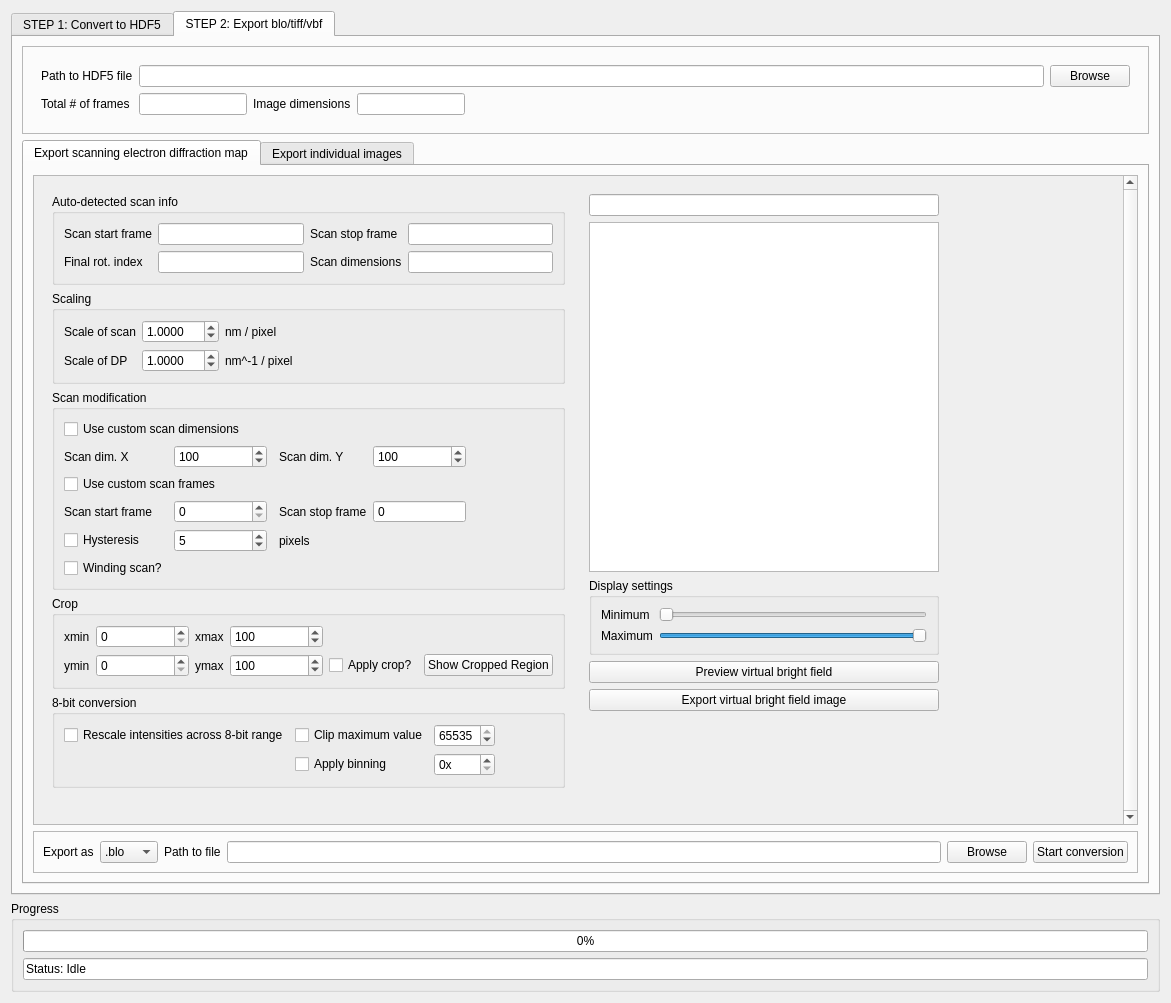
Above: tvipsconverter/widget.ui from harripj/TVIPSconverter before the change. Below: the same form after it.
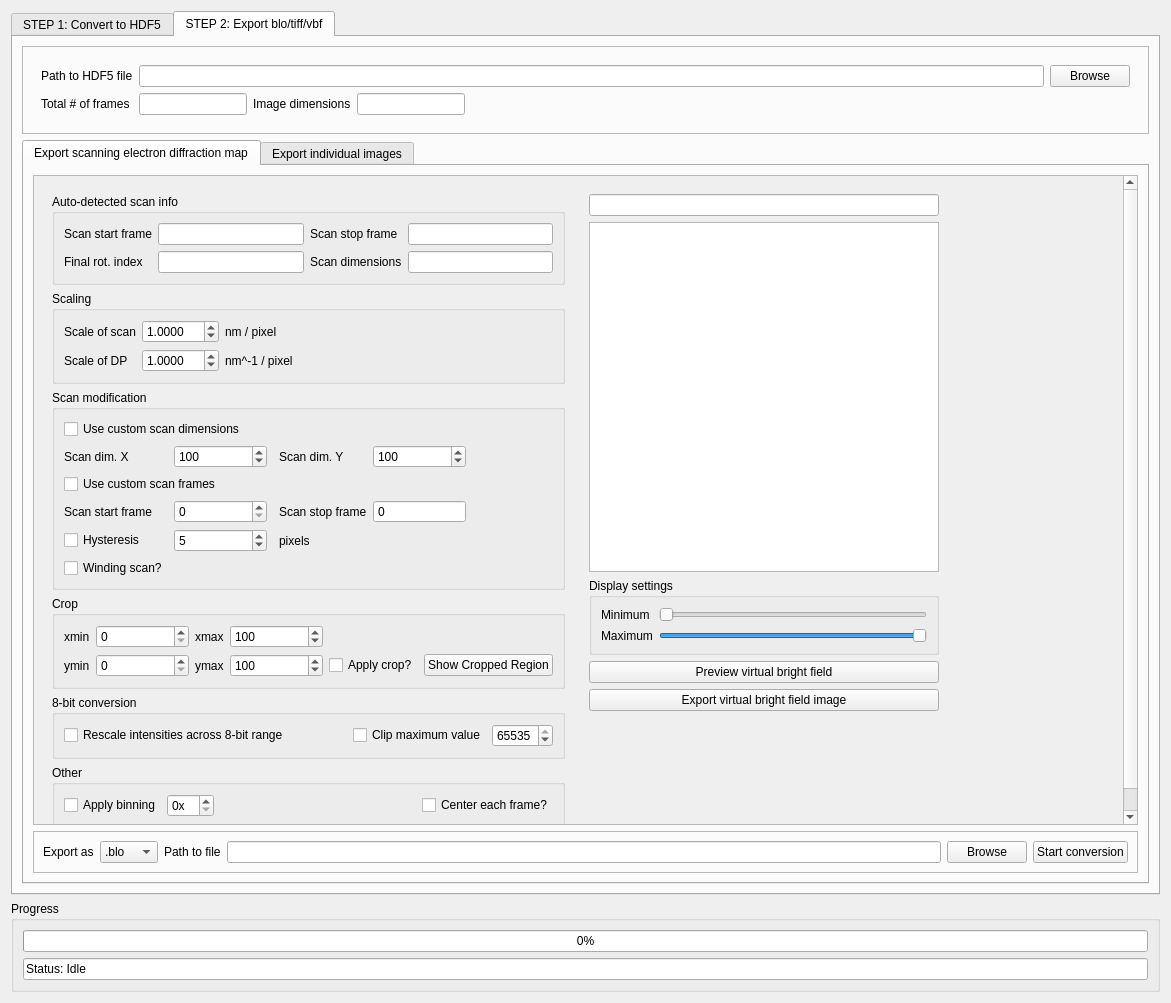
That is the form after the change.

Commit message: add .blo export frame recenter option

What changed in the file:
```diff
--- a/tvipsconverter/widget.ui
+++ b/tvipsconverter/widget.ui
@@ -1166,9 +1166,9 @@
               <property name="geometry">
                <rect>
                 <x>0</x>
-                <y>-53</y>
+                <y>-61</y>
                 <width>1069</width>
-                <height>660</height>
+                <height>699</height>
                </rect>
               </property>
               <layout class="QHBoxLayout" name="horizontalLayout_2">
@@ -1761,19 +1761,6 @@
                       </widget>
                      </item>
                      <item row="0" column="2">
-                      <widget class="QSpinBox" name="spinBox_clipmax_blo">
-                       <property name="toolTip">
-                        <string>&lt;html&gt;&lt;head/&gt;&lt;body&gt;&lt;p&gt;Clip maximum value in diffraction patterns to this value.  It is recommended to use in conjunction with rescale in order to take full advantage of these capabilities.&lt;/p&gt;&lt;/body&gt;&lt;/html&gt;</string>
-                       </property>
-                       <property name="maximum">
-                        <number>65535</number>
-                       </property>
-                       <property name="value">
-                        <number>65535</number>
-                       </property>
-                      </widget>
-                     </item>
-                     <item row="0" column="1">
                       <widget class="QCheckBox" name="checkBox_clipmax_blo">
                        <property name="toolTip">
                         <string>&lt;html&gt;&lt;head/&gt;&lt;body&gt;&lt;p&gt;Clip maximum value in diffraction patterns to this value.  It is recommended to use in conjunction with rescale in order to take full advantage of these capabilities.&lt;/p&gt;&lt;/body&gt;&lt;/html&gt;</string>
@@ -1784,6 +1771,19 @@
                       </widget>
                      </item>
                      <item row="0" column="3">
+                      <widget class="QSpinBox" name="spinBox_clipmax_blo">
+                       <property name="toolTip">
+                        <string>&lt;html&gt;&lt;head/&gt;&lt;body&gt;&lt;p&gt;Clip maximum value in diffraction patterns to this value.  It is recommended to use in conjunction with rescale in order to take full advantage of these capabilities.&lt;/p&gt;&lt;/body&gt;&lt;/html&gt;</string>
+                       </property>
+                       <property name="maximum">
+                        <number>65535</number>
+                       </property>
+                       <property name="value">
+                        <number>65535</number>
+                       </property>
+                      </widget>
+                     </item>
+                     <item row="0" column="1">
                       <spacer name="horizontalSpacer_15">
                        <property name="orientation">
                         <enum>Qt::Horizontal</enum>
@@ -1796,20 +1796,49 @@
                        </property>
                       </spacer>
                      </item>
-                     <item row="1" column="2">
+                    </layout>
+                   </widget>
+                  </item>
+                  <item>
+                   <widget class="QGroupBox" name="groupBox_13">
+                    <property name="title">
+                     <string>Other</string>
+                    </property>
+                    <layout class="QGridLayout" name="gridLayout_14">
+                     <item row="0" column="3">
+                      <widget class="QCheckBox" name="checkBox_center_frame">
+                       <property name="text">
+                        <string>Center each frame?</string>
+                       </property>
+                      </widget>
+                     </item>
+                     <item row="0" column="1">
                       <widget class="QSpinBox" name="spinBox_binning_blo">
                        <property name="suffix">
                         <string>x</string>
                        </property>
                       </widget>
                      </item>
-                     <item row="1" column="1">
+                     <item row="0" column="0">
                       <widget class="QCheckBox" name="checkBox_binning_blo">
                        <property name="text">
                         <string>Apply binning</string>
                        </property>
                       </widget>
                      </item>
+                     <item row="0" column="2">
+                      <spacer name="horizontalSpacer_16">
+                       <property name="orientation">
+                        <enum>Qt::Horizontal</enum>
+                       </property>
+                       <property name="sizeHint" stdset="0">
+                        <size>
+                         <width>40</width>
+                         <height>20</height>
+                        </size>
+                       </property>
+                      </spacer>
+                     </item>
                     </layout>
                    </widget>
                   </item>
```
The commit also changes 2 other files.
